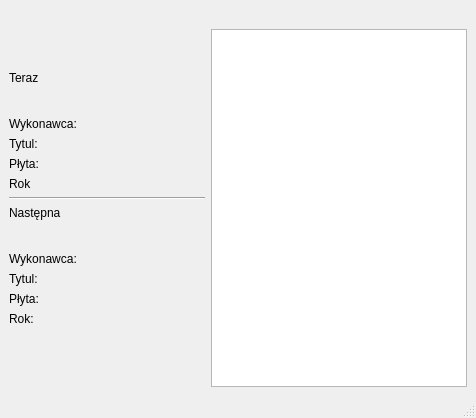
The window that oknoprogramu.ui (skoczo/MiastoMuzyki) describes before a commit, drawn with Qt 5.
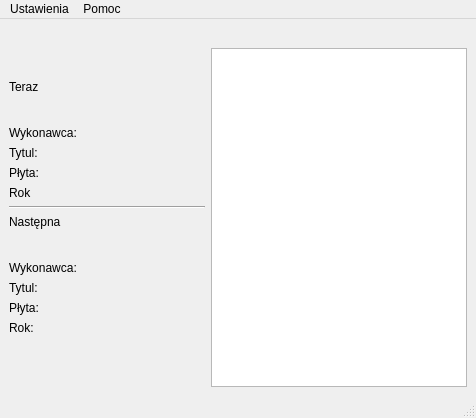
The same window after the commit.

```diff
--- a/oknoprogramu.ui
+++ b/oknoprogramu.ui
@@ -299,6 +299,20 @@
      <height>23</height>
     </rect>
    </property>
+   <widget class="QMenu" name="menuUstawienia">
+    <property name="title">
+     <string>Ustawienia</string>
+    </property>
+    <addaction name="actionUstawienia"/>
+   </widget>
+   <widget class="QMenu" name="menuPomoc">
+    <property name="title">
+     <string>Pomoc</string>
+    </property>
+    <addaction name="actionO_programie"/>
+   </widget>
+   <addaction name="menuUstawienia"/>
+   <addaction name="menuPomoc"/>
   </widget>
   <widget class="QStatusBar" name="statusbar"/>
  </widget>
```
Left out of the diff: 10 changed lines with no effect on the pictures.
